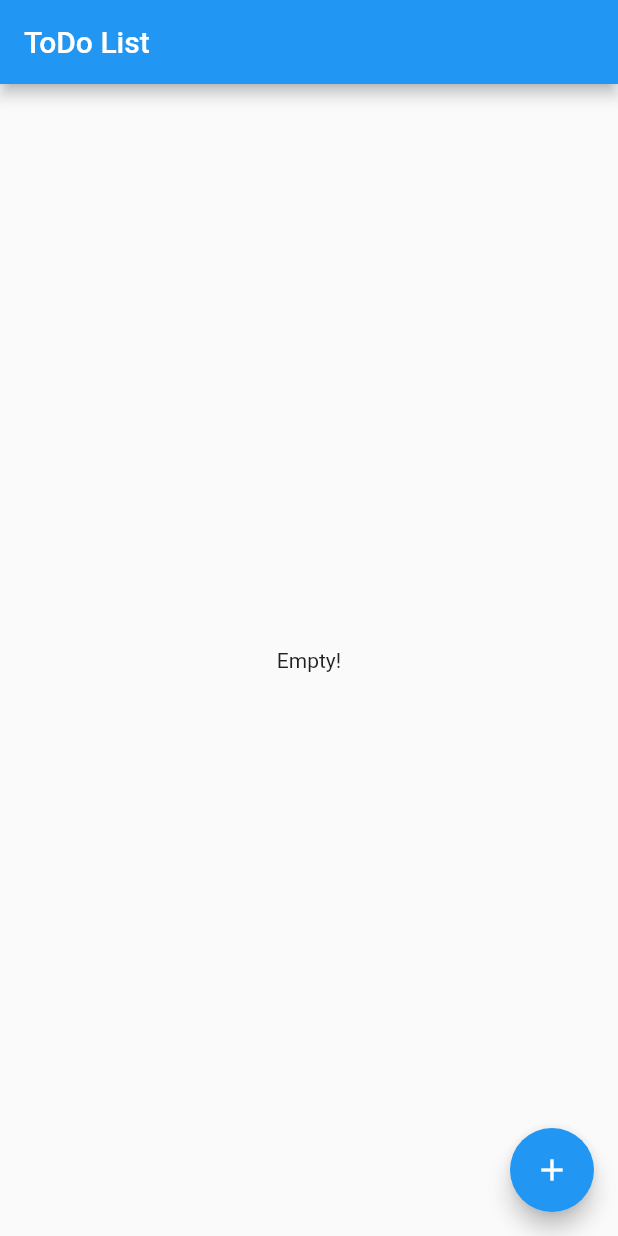
After one commit to laplace1984/flutter-todo-app, a Flutter app: the screen it shows after launch, on a phone screen of 412 x 824 dp. The commit adds this screen. Run offline on Flutter 3.47's test engine with Material 2 defaults, Android fonts, the phone set to English and light mode, and no system bars.

Commit message:
separate component file

```diff
--- /dev/null
+++ b/lib/components/organisms/todo_list_view.dart
@@ -0,0 +1,43 @@
+import 'package:flutter/material.dart';
+import 'package:provider/provider.dart';
+
+import 'package:todo_app/blocs/todo_bloc.dart';
+import 'package:todo_app/models/todo.dart';
+
+class ToDoListView extends StatelessWidget {
+  @override
+  Widget build(BuildContext context) {
+    final bloc = Provider.of<ToDoBloc>(context);
+
+    return StreamBuilder<List<ToDo>>(
+      stream: bloc.todos,
+      builder: (context, snapshot) {
+        if (snapshot.data.length < 1) {
+          return Center(
+            child: Text('Empty!'),
+          );
+        }
+        return ListView.builder(
+          padding: const EdgeInsets.all(16.0),
+          itemBuilder: (context, i) {
+            return _buildRow(i, snapshot.data[i], bloc);
+          },
+          itemCount: snapshot.data.length,
+        );
+      },
+    );
+  }
+
+  Widget _buildRow(int index, ToDo value, ToDoBloc bloc) {
+    return CheckboxListTile(
+        title: Text(value.description),
+        subtitle: Text(value.createAt.toString()),
+        value: value.completed,
+        onChanged: (bool checked) {
+          // update completed flag
+          value.completed = checked;
+          // notify component via bloc class
+          bloc.changeToDo(index, value);
+        });
+  }
+}
```
Also changed, not shown: lib/components/pages/todo_list.dart (+2 -39 lines).
